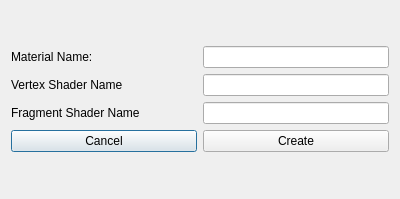
Qt form Src/NewMaterialDialog.ui (ironsteel/QtOME) before a commit.
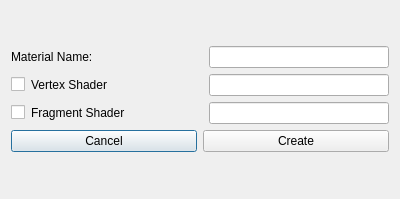
The same form after that commit.

Commit message: Dialog creates default material on submit. Still very basic.

Diff of the .ui file:
```diff
--- a/Src/NewMaterialDialog.ui
+++ b/Src/NewMaterialDialog.ui
@@ -28,53 +28,103 @@
        <item>
         <widget class="QLineEdit" name="materialName">
          <property name="sizePolicy">
-          <sizepolicy hsizetype="Preferred" vsizetype="Fixed">
+          <sizepolicy hsizetype="Fixed" vsizetype="Fixed">
            <horstretch>0</horstretch>
            <verstretch>0</verstretch>
           </sizepolicy>
          </property>
+         <property name="minimumSize">
+          <size>
+           <width>180</width>
+           <height>0</height>
+          </size>
+         </property>
         </widget>
        </item>
       </layout>
      </item>
      <item>
       <layout class="QHBoxLayout" name="horizontalLayout_3">
+       <item>
+        <widget class="QCheckBox" name="vertexBool">
+         <property name="sizePolicy">
+          <sizepolicy hsizetype="Fixed" vsizetype="Fixed">
+           <horstretch>0</horstretch>
+           <verstretch>0</verstretch>
+          </sizepolicy>
+         </property>
+         <property name="text">
+          <string/>
+         </property>
+        </widget>
+       </item>
        <item>
         <widget class="QLabel" name="label_2">
          <property name="text">
-          <string>Vertex Shader Name</string>
+          <string>Vertex Shader</string>
          </property>
         </widget>
        </item>
        <item>
         <widget class="QLineEdit" name="vertexShaderName">
          <property name="sizePolicy">
-          <sizepolicy hsizetype="Preferred" vsizetype="Fixed">
+          <sizepolicy hsizetype="Fixed" vsizetype="Fixed">
            <horstretch>0</horstretch>
            <verstretch>0</verstretch>
           </sizepolicy>
          </property>
+         <property name="minimumSize">
+          <size>
+           <width>180</width>
+           <height>0</height>
+          </size>
+         </property>
+         <property name="baseSize">
+          <size>
+           <width>180</width>
+           <height>0</height>
+          </size>
+         </property>
         </widget>
        </item>
       </layout>
      </item>
      <item>
       <layout class="QHBoxLayout" name="horizontalLayout_4">
+       <item>
+        <widget class="QCheckBox" name="fragmentBool">
+         <property name="sizePolicy">
+          <sizepolicy hsizetype="Fixed" vsizetype="Fixed">
+           <horstretch>0</horstretch>
+           <verstretch>0</verstretch>
+          </sizepolicy>
+         </property>
+         <property name="text">
+          <string/>
+         </property>
+        </widget>
+       </item>
        <item>
         <widget class="QLabel" name="label_3">
          <property name="text">
-          <string>Fragment Shader Name</string>
+          <string>Fragment Shader</string>
          </property>
         </widget>
        </item>
        <item>
         <widget class="QLineEdit" name="fragmentShaderName">
          <property name="sizePolicy">
-          <sizepolicy hsizetype="Preferred" vsizetype="Fixed">
+          <sizepolicy hsizetype="Fixed" vsizetype="Fixed">
            <horstretch>0</horstretch>
            <verstretch>0</verstretch>
           </sizepolicy>
          </property>
+         <property name="minimumSize">
+          <size>
+           <width>180</width>
+           <height>0</height>
+          </size>
+         </property>
         </widget>
        </item>
       </layout>
```
Left out of the diff: 34 changed lines with no effect on the pictures. The commit also changes 5 other files.
